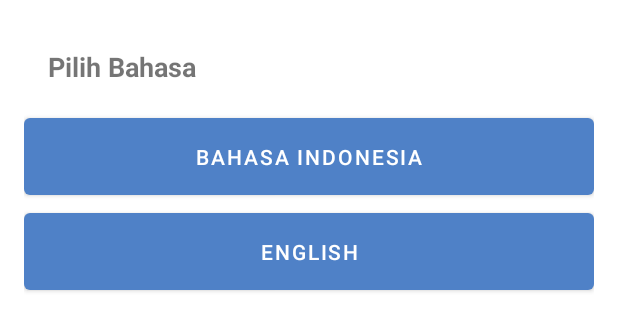
After one commit to Faizalilham/SIPAUD, an Android app: the layout language_bottom_sheet.xml on its own in the app's theme, with its tools: preview values and no code run, on a phone screen of 412 x 824 dp. The commit adds this screen. Shown: the top 331 px of the screen. Run offline under Robolectric (Android 15) with nearby library versions, the phone set to English and light mode, and no system bars.

Commit message:
feature: change language

```diff
--- a/app/src/main/java/android/coding/ourapp/presentation/ui/CreateUpdateAsesmentActivity.kt
+++ b/app/src/main/java/android/coding/ourapp/presentation/ui/CreateUpdateAsesmentActivity.kt
@@ -43,6 +43,7 @@ class CreateUpdateAsesmentActivity : AppCompatActivity() {
         super.onCreate(savedInstanceState)
         _binding = ActivityCreateUpdateAsesmentBinding.inflate(layoutInflater)
         setContentView(binding.root)
+        Utils.language(this)
         binding.tvDate.text = Utils.getCurrentDate()
         moveToHome()
         openGallery()
--- a/app/src/main/java/android/coding/ourapp/presentation/ui/CreateUpdateStudentActivity.kt
+++ b/app/src/main/java/android/coding/ourapp/presentation/ui/CreateUpdateStudentActivity.kt
@@ -5,6 +5,7 @@ import android.coding.ourapp.data.repository.student.StudentRepository
 import android.coding.ourapp.databinding.ActivityCreateUpdateStudentBinding
 import android.coding.ourapp.di.ViewModelFactory
 import android.coding.ourapp.presentation.viewmodel.student.StudentViewModel
+import android.coding.ourapp.utils.Utils
 import android.content.Intent
 import androidx.appcompat.app.AppCompatActivity
 import android.os.Bundle
@@ -21,6 +22,7 @@ class CreateUpdateStudentActivity : AppCompatActivity() {
         super.onCreate(savedInstanceState)
         _binding = ActivityCreateUpdateStudentBinding.inflate(layoutInflater)
         setContentView(binding.root)
+        Utils.language(this)
 
         firebaseHelper = FirebaseHelper()
         val studentRepository = StudentRepository(firebaseHelper)
--- a/app/src/main/java/android/coding/ourapp/presentation/ui/DetailActivity.kt
+++ b/app/src/main/java/android/coding/ourapp/presentation/ui/DetailActivity.kt
@@ -16,6 +16,7 @@ class DetailActivity : AppCompatActivity() {
         super.onCreate(savedInstanceState)
         _binding = ActivityDetailBinding.inflate(layoutInflater)
         setContentView(binding.root)
+        Utils.language(this)
         bottomSheet()
     }
 
--- a/app/src/main/java/android/coding/ourapp/presentation/ui/HomeActivity.kt
+++ b/app/src/main/java/android/coding/ourapp/presentation/ui/HomeActivity.kt
@@ -8,6 +8,7 @@ import android.animation.ObjectAnimator
 import android.coding.ourapp.R
 import android.coding.ourapp.databinding.ActivityHomeBinding
 import android.coding.ourapp.databinding.BottomSheetFilterBinding
+import android.coding.ourapp.utils.Utils
 import android.content.Intent
 import android.os.Bundle
 import android.view.animation.OvershootInterpolator
@@ -24,6 +25,7 @@ class HomeActivity : AppCompatActivity() {
         super.onCreate(savedInstanceState)
         _binding = ActivityHomeBinding.inflate(layoutInflater)
         setContentView(binding.root)
+        Utils.language(this)
         bottomSheet()
         createCustomAnimation()
 
@@ -83,4 +85,8 @@ class HomeActivity : AppCompatActivity() {
         super.onDestroy()
         _binding = null
     }
+    override fun onResume() {
+        super.onResume()
+        Utils.language(this)
+    }
 }
--- a/app/src/main/java/android/coding/ourapp/presentation/ui/ImageFragment.kt
+++ b/app/src/main/java/android/coding/ourapp/presentation/ui/ImageFragment.kt
@@ -8,6 +8,7 @@ import android.view.ViewGroup
 import android.coding.ourapp.R
 import android.coding.ourapp.adapter.MultipleImageAdapter
 import android.coding.ourapp.utils.TAG
+import android.coding.ourapp.utils.Utils
 import android.coding.ourapp.utils.fragmentBody
 import android.coding.ourapp.utils.options
 import android.content.Intent
@@ -30,6 +31,7 @@ class ImageFragment : AppCompatActivity() {
     override fun onCreate(savedInstanceState: Bundle?) {
         super.onCreate(savedInstanceState)
         setContentView(R.layout.fragment_image)
+        Utils.language(this)
         setupScreen()
         supportActionBar?.hide()
         showCameraFragment()
--- a/app/src/main/java/android/coding/ourapp/presentation/ui/LoginActivity.kt
+++ b/app/src/main/java/android/coding/ourapp/presentation/ui/LoginActivity.kt
@@ -3,6 +3,7 @@ package android.coding.ourapp.presentation.ui
 import android.coding.ourapp.data.Resource
 import android.coding.ourapp.databinding.ActivityLoginBinding
 import android.coding.ourapp.presentation.viewmodel.auth.AuthViewModel
+import android.coding.ourapp.utils.Utils
 import android.content.Intent
 import androidx.appcompat.app.AppCompatActivity
 import android.os.Bundle
@@ -20,6 +21,7 @@ class LoginActivity : AppCompatActivity() {
         super.onCreate(savedInstanceState)
         _binding = ActivityLoginBinding.inflate(layoutInflater)
         setContentView(binding.root)
+        Utils.language(this)
         doLogin()
         moveToRegister()
 
--- a/app/src/main/java/android/coding/ourapp/presentation/ui/RegisterActivity.kt
+++ b/app/src/main/java/android/coding/ourapp/presentation/ui/RegisterActivity.kt
@@ -3,6 +3,7 @@ package android.coding.ourapp.presentation.ui
 import android.coding.ourapp.data.Resource
 import android.coding.ourapp.databinding.ActivityRegisterBinding
 import android.coding.ourapp.presentation.viewmodel.auth.AuthViewModel
+import android.coding.ourapp.utils.Utils
 import android.content.Intent
 import androidx.appcompat.app.AppCompatActivity
 import android.os.Bundle
@@ -21,6 +22,7 @@ class RegisterActivity : AppCompatActivity() {
         super.onCreate(savedInstanceState)
         _binding = ActivityRegisterBinding.inflate(layoutInflater)
         setContentView(binding.root)
+        Utils.language(this)
         doRegister()
         moveToLogin()
 
--- a/app/src/main/java/android/coding/ourapp/presentation/ui/StudentsActivity.kt
+++ b/app/src/main/java/android/coding/ourapp/presentation/ui/StudentsActivity.kt
@@ -7,6 +7,7 @@ import android.coding.ourapp.data.repository.student.StudentRepository
 import android.coding.ourapp.databinding.ActivityStudentsBinding
 import android.coding.ourapp.di.ViewModelFactory
 import android.coding.ourapp.presentation.viewmodel.student.StudentViewModel
+import android.coding.ourapp.utils.Utils
 import android.content.Intent
 import androidx.appcompat.app.AppCompatActivity
 import android.os.Bundle
@@ -27,6 +28,7 @@ class StudentsActivity : AppCompatActivity() {
         super.onCreate(savedInstanceState)
         _binding = ActivityStudentsBinding.inflate(layoutInflater)
         setContentView(binding.root)
+        Utils.language(this)
 
 
         firebaseHelper = FirebaseHelper()
--- /dev/null
+++ b/app/src/main/res/layout/language_bottom_sheet.xml
@@ -0,0 +1,31 @@
+<?xml version="1.0" encoding="utf-8"?>
+<LinearLayout xmlns:android="http://schemas.android.com/apk/res/android"
+    android:layout_width="match_parent"
+    android:layout_height="wrap_content"
+    android:orientation="vertical"
+    android:padding="16dp">
+
+    <TextView
+        android:id="@+id/textViewLanguage"
+        android:layout_width="match_parent"
+        android:layout_height="wrap_content"
+        android:padding="16dp"
+        android:text="Pilih Bahasa"
+        android:textSize="18sp"
+        android:textStyle="bold" />
+
+    <Button
+        android:id="@+id/buttonIndonesia"
+        android:layout_width="match_parent"
+        android:layout_height="wrap_content"
+        android:padding="16dp"
+        android:text="Bahasa Indonesia" />
+
+    <Button
+        android:id="@+id/buttonEnglish"
+        android:layout_width="match_parent"
+        android:layout_height="wrap_content"
+        android:padding="16dp"
+        android:text="English" />
+
+</LinearLayout>
```
Also changed, not shown: app/src/main/java/android/coding/ourapp/MainActivity.kt (+7 -0 lines), app/src/main/java/android/coding/ourapp/presentation/ui/ProfileActivity.kt (+36 -1 lines), app/src/main/java/android/coding/ourapp/utils/Utils.kt (+34 -0 lines), 1 other file.
